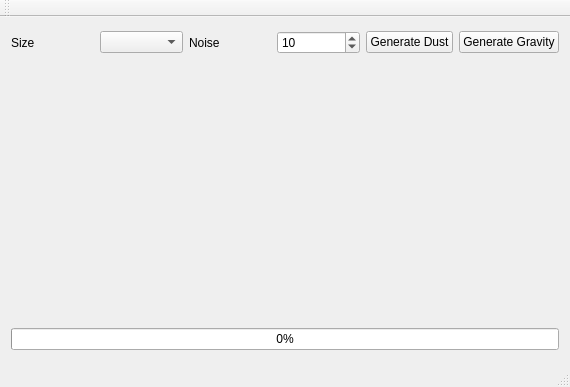
Before: the Qt Designer form mainwindow.ui in agabor/Planets, drawn with Qt 5.
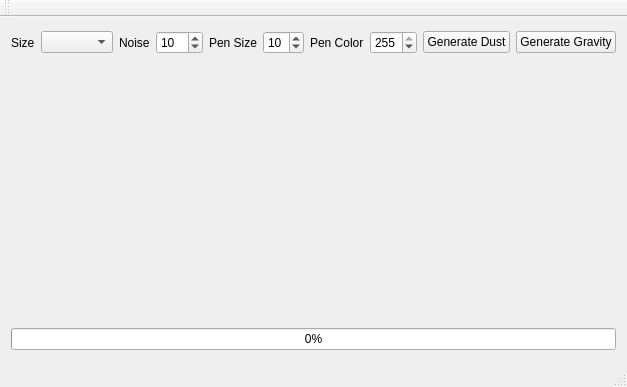
After: the same form once the commit is applied. Custom widgets are drawn as their Qt base class.

```diff
--- a/mainwindow.ui
+++ b/mainwindow.ui
@@ -44,6 +44,37 @@
         </property>
        </widget>
       </item>
+      <item>
+       <widget class="QLabel" name="label_3">
+        <property name="text">
+         <string>Pen Size</string>
+        </property>
+       </widget>
+      </item>
+      <item>
+       <widget class="QSpinBox" name="penSizeSb">
+        <property name="value">
+         <number>10</number>
+        </property>
+       </widget>
+      </item>
+      <item>
+       <widget class="QLabel" name="label_4">
+        <property name="text">
+         <string>Pen Color</string>
+        </property>
+       </widget>
+      </item>
+      <item>
+       <widget class="QSpinBox" name="penColorSb">
+        <property name="maximum">
+         <number>255</number>
+        </property>
+        <property name="value">
+         <number>255</number>
+        </property>
+       </widget>
+      </item>
       <item>
        <widget class="QPushButton" name="dustBtn">
         <property name="text">
```
